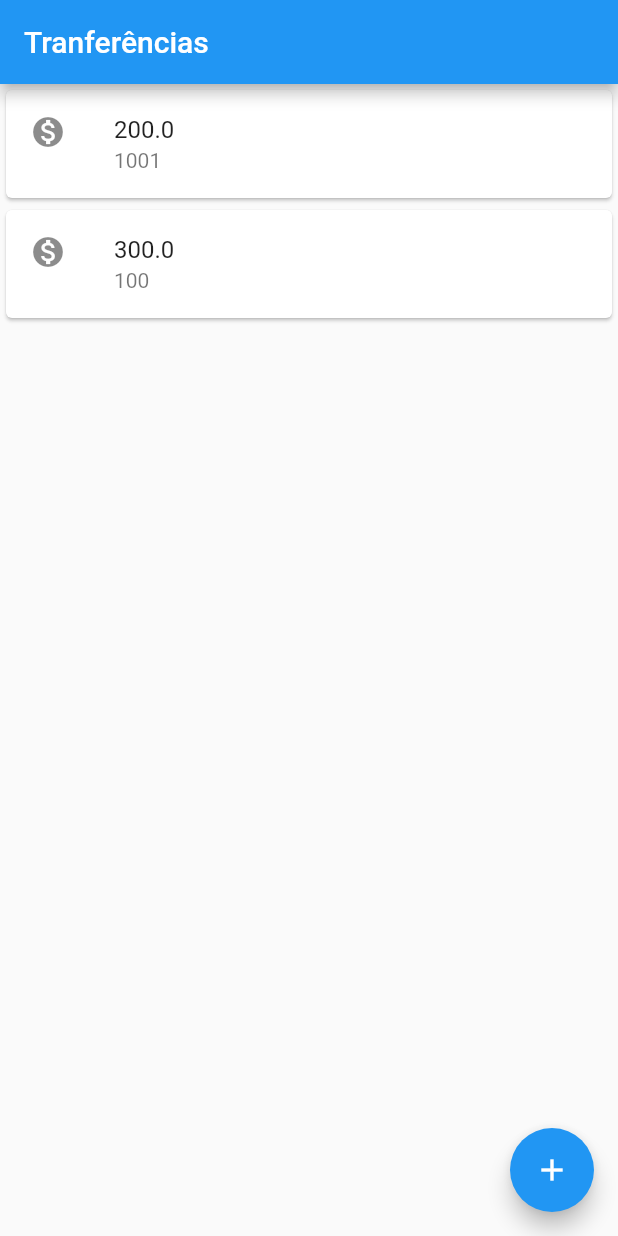
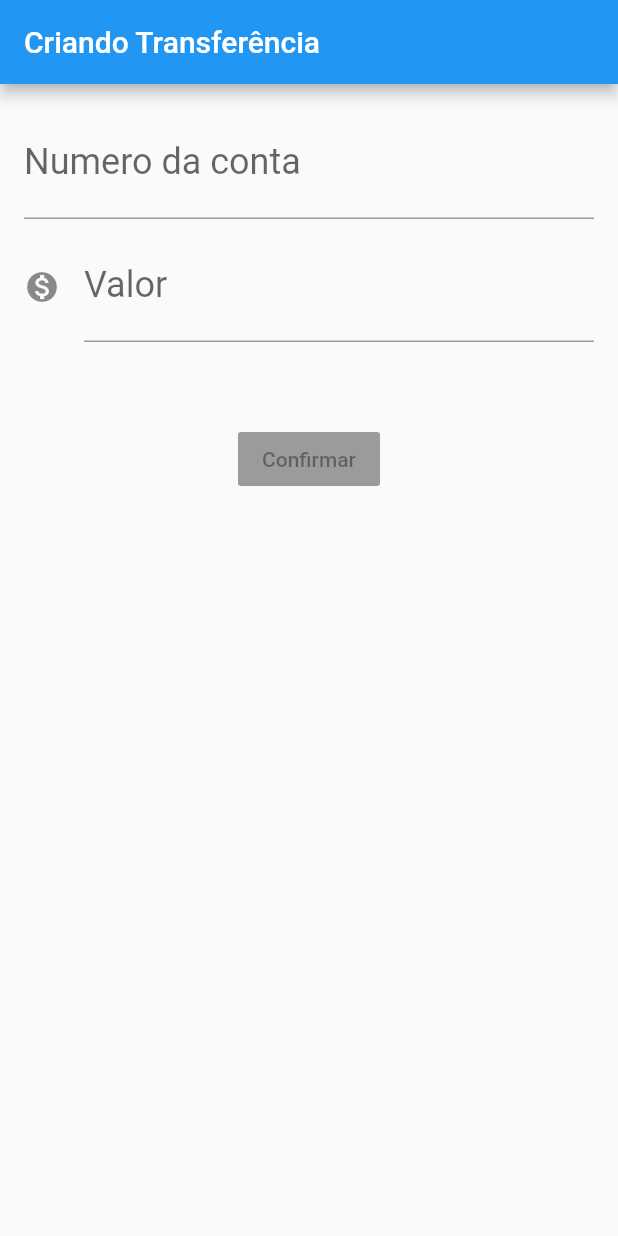
Before and after one commit to guilhermeotsu/firstapp-flutter, a Flutter app: the screen it shows after launch, on a phone screen of 412 x 824 dp. Run offline on Flutter 3.47's test engine with Material 2 defaults, Android fonts, the phone set to English and light mode, and no system bars.

Commit message:
layout form transferencia

```diff
--- a/lib/main.dart
+++ b/lib/main.dart
@@ -1,29 +1,83 @@
 import 'package:flutter/material.dart';
 
-void main() => runApp(
-      MaterialApp(
+void main() => runApp(ByteBankApp());
+
+class ByteBankApp extends StatelessWidget {
+  @override
+  Widget build(BuildContext context) {
+    return MaterialApp(
       home: Scaffold(
-          body: ListaTransferencias(),
+        body: FormularioTransferencia(),
+      ),
+    );
+  }
+}
+
+class FormularioTransferencia extends StatelessWidget {
+  int count;
+
+  @override
+  Widget build(BuildContext context) {
+    return Scaffold(
       appBar: AppBar(
-            title: Text('Tranferências'),
+        title: Text('Criando Transferência'),
       ),
-          floatingActionButton: FloatingActionButton(
-            child: Icon(Icons.add),
+      body: Column(
+        children: <Widget>[
+          Padding(
+            padding: const EdgeInsets.fromLTRB(16.0, 16.0, 16.0, 8.0),
+            child: TextField(
+              style: TextStyle(
+                fontSize: 24.0
+              ),
+              decoration: InputDecoration(
+                labelText: 'Numero da conta',
+                hintText: '0000',
+              ),
+              keyboardType: TextInputType.number,
             ),
           ),
+          Padding(
+            padding: const EdgeInsets.fromLTRB(16.0, 0.0, 16.0, 54.0),
+            child: TextField(
+              style: TextStyle(
+                fontSize: 24.0
+              ),
+              decoration: InputDecoration(
+                icon: Icon(Icons.monetization_on),
+                labelText: 'Valor',
+                hintText: '0.00',
+              ),
+              keyboardType: TextInputType.number,
+            ),
+          ),
+          RaisedButton(
+            child: Text('Confirmar'),
+          ),
+        ],
       ),
     );
+  }
+}
 
 // classe para refatorar o código
 class ListaTransferencias extends StatelessWidget {
   // sobrescrever o método obrigatório
   @override
   Widget build(BuildContext context) {
-    return Column(
+    return Scaffold(
+      appBar: AppBar(
+        title: Text('Tranferências'),
+      ),
+      body: Column(
         children: <Widget>[
           ItemTransferencia(Transferencia(200.0, 1001)),
           ItemTransferencia(Transferencia(300.0, 100)),
         ],
+      ),
+      floatingActionButton: FloatingActionButton(
+        child: Icon(Icons.add),
+      ),
     );
   }
 }
```
Lines whose indentation alone changed are shown as unchanged.
